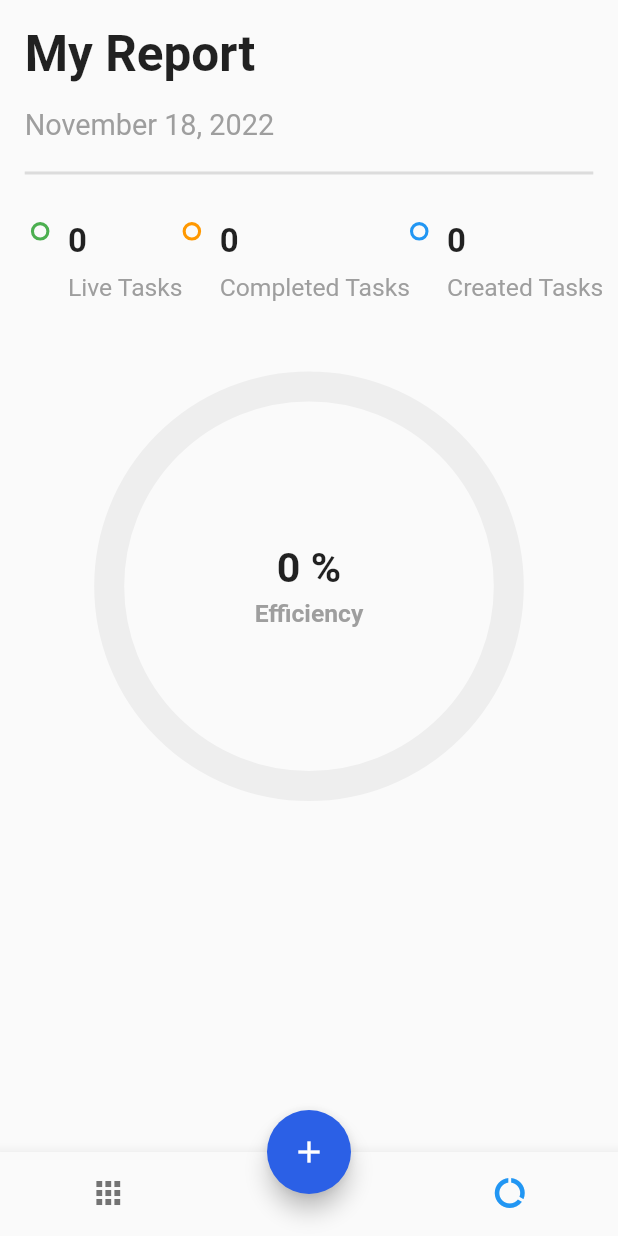
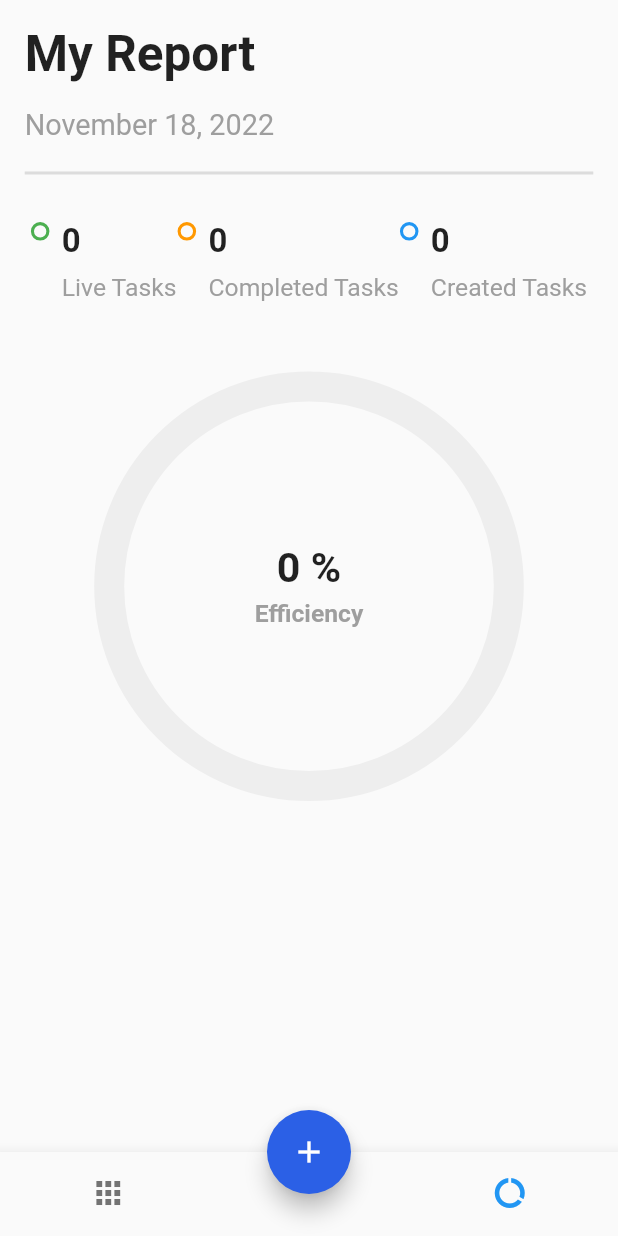
Before and after one commit to OscarTinajero117/todo_app_getx, a Flutter app: the screen it shows after launch, item 2 of the bottom bar chosen, on a phone screen of 412 x 824 dp. Run offline on Flutter 3.47's test engine with Material 2 defaults, Android fonts, the phone set to English and light mode, and no system bars; drawn by our look-alikes of step_progress_indicator; our stand-ins replace dotted_border, equatable, flutter_easyloading, get, get_storage.

Commit message:
little changes

```diff
--- a/lib/app/modules/report/page.dart
+++ b/lib/app/modules/report/page.dart
@@ -144,7 +144,7 @@ class ReportPage extends StatelessWidget {
               ),
             ),
           ),
-          SizedBox(width: 3.0.wp),
+          SizedBox(width: 2.0.wp),
           Column(
             crossAxisAlignment: CrossAxisAlignment.start,
             children: [
```
Also changed, not shown: 10 other files.
